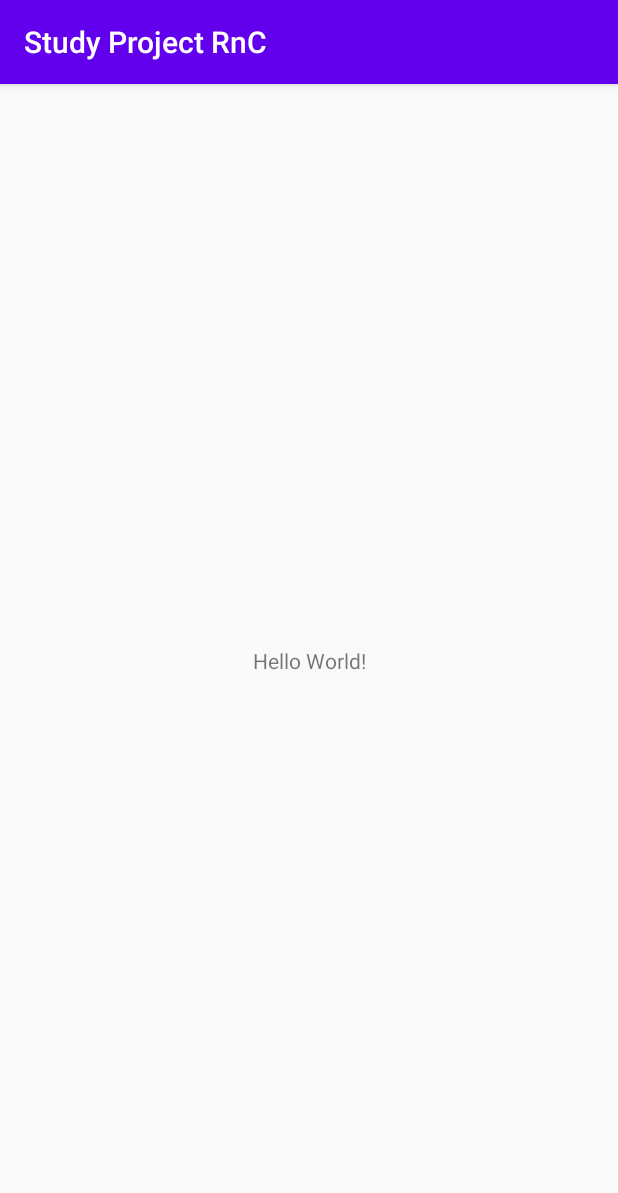
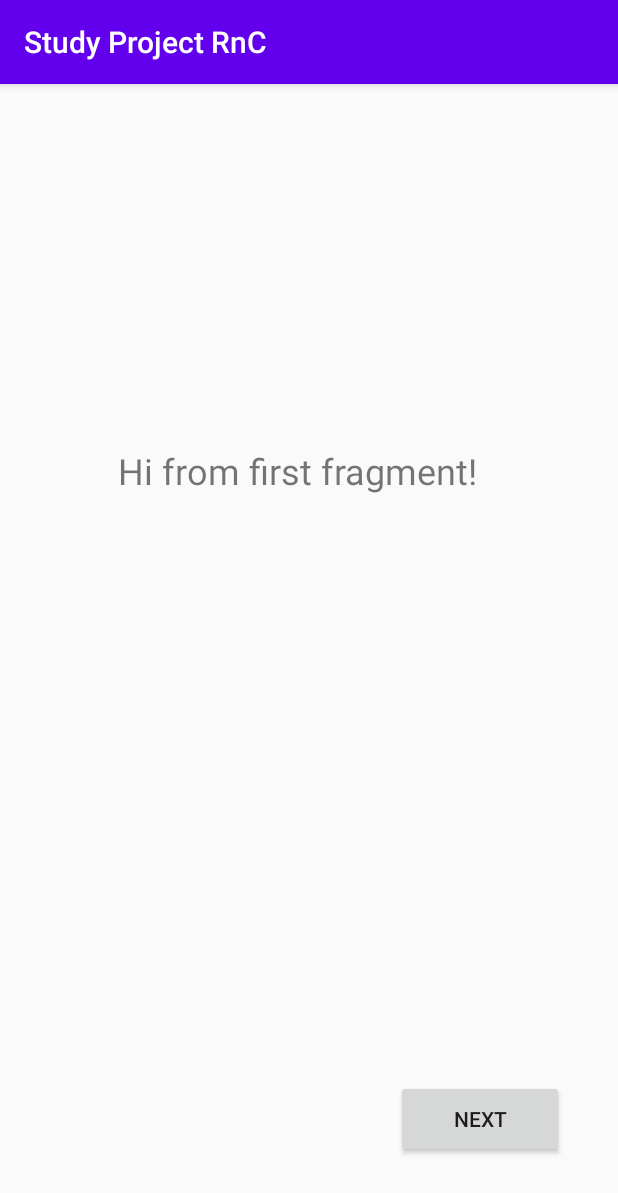
Before and after one commit to zhuravel-dev/BeautifulCountry, an Android app: the screen it shows after launch (MainActivity), on a phone screen of 412 x 824 dp. Shown: the top 1193 px of the screen. Run offline under Robolectric (Android 15) with nearby library versions, the phone set to English and light mode, and no system bars.

Commit message:
Create First Fragment

```diff
--- a/app/build.gradle
+++ b/app/build.gradle
@@ -5,6 +5,7 @@ apply plugin: 'kotlin-android-extensions'
 android {
     compileSdkVersion 29
     buildToolsVersion "30.0.3"
+
 
     defaultConfig {
         applicationId "com.example.studyprojectrnc"
@@ -22,14 +23,21 @@ android {
             proguardFiles getDefaultProguardFile('proguard-android-optimize.txt'), 'proguard-rules.pro'
         }
     }
+
+    viewBinding {
+        enabled true
+    }
 }
 
 dependencies {
+    implementation("androidx.fragment:fragment-ktx:1.3.5")
+
     implementation fileTree(dir: "libs", include: ["*.jar"])
     implementation "org.jetbrains.kotlin:kotlin-stdlib:$kotlin_version"
     implementation 'androidx.core:core-ktx:1.5.0'
     implementation 'androidx.appcompat:appcompat:1.3.0'
     implementation 'androidx.constraintlayout:constraintlayout:2.0.4'
+    implementation 'androidx.legacy:legacy-support-v4:1.0.0'
     testImplementation 'junit:junit:4.12'
     androidTestImplementation 'androidx.test.ext:junit:1.1.2'
     androidTestImplementation 'androidx.test.espresso:espresso-core:3.3.0'
--- /dev/null
+++ b/app/src/main/java/com/example/studyprojectrnc/FirstFragment.kt
@@ -0,0 +1,24 @@
+package com.example.studyprojectrnc
+
+import android.os.Bundle
+import androidx.fragment.app.Fragment
+import android.view.LayoutInflater
+import android.view.View
+import android.view.ViewGroup
+import com.example.studyprojectrnc.databinding.FragmentFirstBinding
+
+
+class FirstFragment : Fragment() {
+
+
+    override fun onCreateView(
+        inflater: LayoutInflater, container: ViewGroup?,
+        savedInstanceState: Bundle?
+    ): View? {
+        // Inflate the layout for this fragment
+        val view = inflater.inflate(R.layout.fragment_first, container, false)
+
+        return view
+
+    }
+}
--- a/app/src/main/java/com/example/studyprojectrnc/MainActivity.kt
+++ b/app/src/main/java/com/example/studyprojectrnc/MainActivity.kt
@@ -4,8 +4,19 @@ import androidx.appcompat.app.AppCompatActivity
 import android.os.Bundle
 
 class MainActivity : AppCompatActivity() {
+
+    val manager = supportFragmentManager
+
     override fun onCreate(savedInstanceState: Bundle?) {
         super.onCreate(savedInstanceState)
         setContentView(R.layout.activity_main)
+
+        val firstFragment = FirstFragment()
+        supportFragmentManager.beginTransaction().replace(R.id.fragment_container, firstFragment)
+            .commit()
+
     }
+
+
+
 }
--- a/app/src/main/res/layout/activity_main.xml
+++ b/app/src/main/res/layout/activity_main.xml
@@ -1,18 +1,22 @@
 <?xml version="1.0" encoding="utf-8"?>
-<androidx.constraintlayout.widget.ConstraintLayout xmlns:android="http://schemas.android.com/apk/res/android"
+<androidx.constraintlayout.widget.ConstraintLayout
+    xmlns:android="http://schemas.android.com/apk/res/android"
     xmlns:app="http://schemas.android.com/apk/res-auto"
     xmlns:tools="http://schemas.android.com/tools"
     android:layout_width="match_parent"
     android:layout_height="match_parent"
     tools:context=".MainActivity">
 
-    <TextView
-        android:layout_width="wrap_content"
-        android:layout_height="wrap_content"
-        android:text="Hello World!"
+
+    <FrameLayout
+        android:id="@+id/fragment_container"
+        android:layout_width="match_parent"
+        android:layout_height="match_parent"
         app:layout_constraintBottom_toBottomOf="parent"
-        app:layout_constraintLeft_toLeftOf="parent"
-        app:layout_constraintRight_toRightOf="parent"
-        app:layout_constraintTop_toTopOf="parent" />
+        app:layout_constraintEnd_toEndOf="parent"
+        app:layout_constraintStart_toStartOf="parent"
+        app:layout_constraintTop_toTopOf="parent">
+
+    </FrameLayout>
 
 </androidx.constraintlayout.widget.ConstraintLayout>
--- /dev/null
+++ b/app/src/main/res/layout/fragment_first.xml
@@ -0,0 +1,37 @@
+<?xml version="1.0" encoding="utf-8"?>
+<androidx.constraintlayout.widget.ConstraintLayout xmlns:android="http://schemas.android.com/apk/res/android"
+    xmlns:app="http://schemas.android.com/apk/res-auto"
+    xmlns:tools="http://schemas.android.com/tools"
+    android:layout_width="match_parent"
+    android:layout_height="match_parent"
+    android:gravity="center"
+    tools:context=".FirstFragment">
+
+
+    <TextView
+        android:id="@+id/textView"
+        android:layout_width="255dp"
+        android:layout_height="48dp"
+        android:text="Hi from first fragment!"
+        android:textSize="24sp"
+        app:layout_constraintBottom_toBottomOf="parent"
+        app:layout_constraintEnd_toEndOf="parent"
+        app:layout_constraintStart_toStartOf="parent"
+        app:layout_constraintTop_toTopOf="parent"
+        app:layout_constraintVertical_bias="0.335"
+        tools:ignore="MissingConstraints" />
+
+    <Button
+        android:id="@+id/btOk"
+        android:layout_width="112dp"
+        android:layout_height="52dp"
+        android:text="Next"
+        app:layout_constraintBottom_toBottomOf="parent"
+        app:layout_constraintEnd_toEndOf="parent"
+        app:layout_constraintHorizontal_bias="0.879"
+        app:layout_constraintStart_toStartOf="parent"
+        app:layout_constraintTop_toTopOf="parent"
+        app:layout_constraintVertical_bias="0.927" />
+
+
+</androidx.constraintlayout.widget.ConstraintLayout>
--- a/app/src/main/res/values/strings.xml
+++ b/app/src/main/res/values/strings.xml
@@ -1,3 +1,4 @@
 <resources>
     <string name="app_name">Study Project RnC</string>
+    <string name="hello_blank_fragment">Hello blank fragment</string>
 </resources>
```
